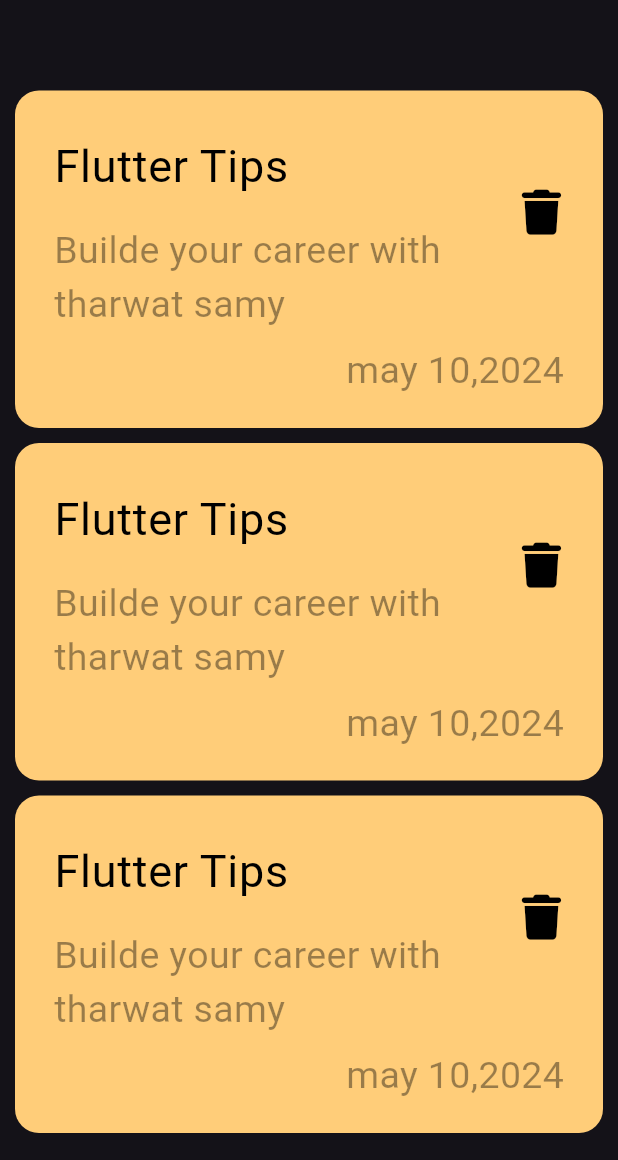
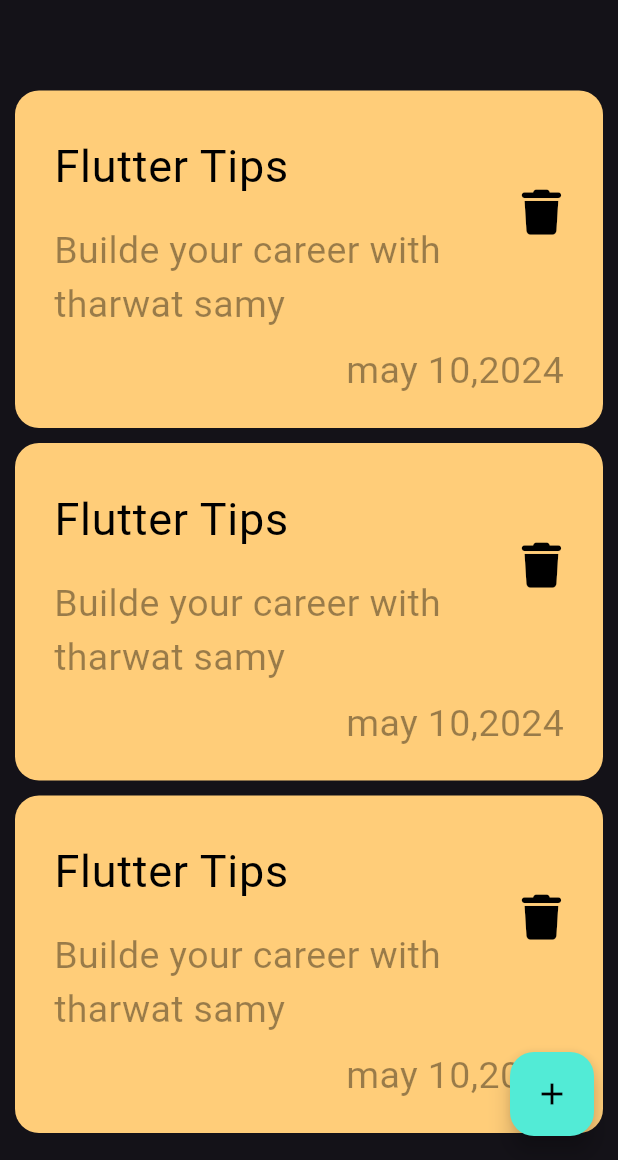
Before and after one commit to NajeebHallak/notes_app, a Flutter app: the screen it shows after launch, on a phone screen of 412 x 824 dp, the part 76-1236 px from its top. Run offline on Flutter 3.47's test engine with Material 3 defaults, Android fonts, the phone set to English and light mode, and no system bars; our stand-ins replace font_awesome_flutter.

Commit message:
add Modal Bottom Sheet with text fild and button

```diff
--- a/lib/constans.dart
+++ b/lib/constans.dart
@@ -1,3 +1,4 @@
 import 'package:flutter/material.dart';
 
 const kPeimayTextStyletitle = TextStyle(fontSize: 30);
+const kPrimaryColor = Color(0xFF52EBD6);
--- a/lib/main.dart
+++ b/lib/main.dart
@@ -12,11 +12,11 @@ class NptesApp extends StatelessWidget {
   Widget build(BuildContext context) {
     return MaterialApp(
       debugShowCheckedModeBanner: false,
-      routes: {NotesApp.id: (context) => const NotesApp()},
+      routes: {NotesAppView.id: (context) => const NotesAppView()},
       theme: ThemeData(
         brightness: Brightness.dark,
       ),
-      initialRoute: NotesApp.id,
+      initialRoute: NotesAppView.id,
     );
   }
 }
--- a/lib/views/notes_app.dart
+++ b/lib/views/notes_app.dart
@@ -1,23 +1,31 @@
+import 'dart:ui';
+
 import 'package:flutter/material.dart';
+import 'package:flutter/widgets.dart';
+import 'package:notes_app/constans.dart';
 import '../widget/custom_app_bar.dart';
+import '../widget/custom_container_in_button_sheet.dart';
 import '../widget/list_view_from_notes.dart';
 
-class NotesApp extends StatelessWidget {
-  const NotesApp({super.key});
+class NotesAppView extends StatelessWidget {
+  const NotesAppView({super.key});
   static String id = 'NotesApp';
   @override
   Widget build(BuildContext context) {
     return Scaffold(
       appBar: CustomAppBar(),
-      body: const Padding(
-        padding: EdgeInsets.all(10.0),
-        child: Column(
-          children: [
-            SizedBox(
-              height: 35,
-            ),
-            ListViewFromNotes(),
-          ],
+      body: const ListViewFromNotes(),
+      floatingActionButton: FloatingActionButton(
+        backgroundColor: kPrimaryColor,
+        onPressed: () {
+          showModalBottomSheet(
+            context: context,
+            builder: (context) => const CustomContainerInButtonSheet(),
+          );
+        },
+        child: const Icon(
+          Icons.add,
+          color: Colors.black,
         ),
       ),
     );
--- a/lib/widget/list_view_from_notes.dart
+++ b/lib/widget/list_view_from_notes.dart
@@ -1,5 +1,6 @@
 import 'package:flutter/material.dart';
-import 'package:notes_app/widget/custom_container_notes.dart';
+
+import 'custom_container_notes.dart';
 
 class ListViewFromNotes extends StatelessWidget {
   const ListViewFromNotes({
@@ -8,9 +9,19 @@ class ListViewFromNotes extends StatelessWidget {
 
   @override
   Widget build(BuildContext context) {
-    return Expanded(
-      child: ListView.builder(
-        itemBuilder: (context, index) => const CustomContainerNotes(),
+    return Padding(
+      padding: const EdgeInsets.all(10.0),
+      child: Column(
+        children: [
+          const SizedBox(
+            height: 35,
+          ),
+          Expanded(
+            child: ListView.builder(
+              itemBuilder: (context, index) => const CustomContainerNotes(),
+            ),
+          ),
+        ],
       ),
     );
   }
```
Also changed, not shown: lib/widget/add_notes_in_button_sheet.dart (added, +28 -0 lines), lib/widget/custom_container_in_button_sheet.dart (added, +42 -0 lines), lib/widget/custom_text_fild.dart (added, +36 -0 lines).
